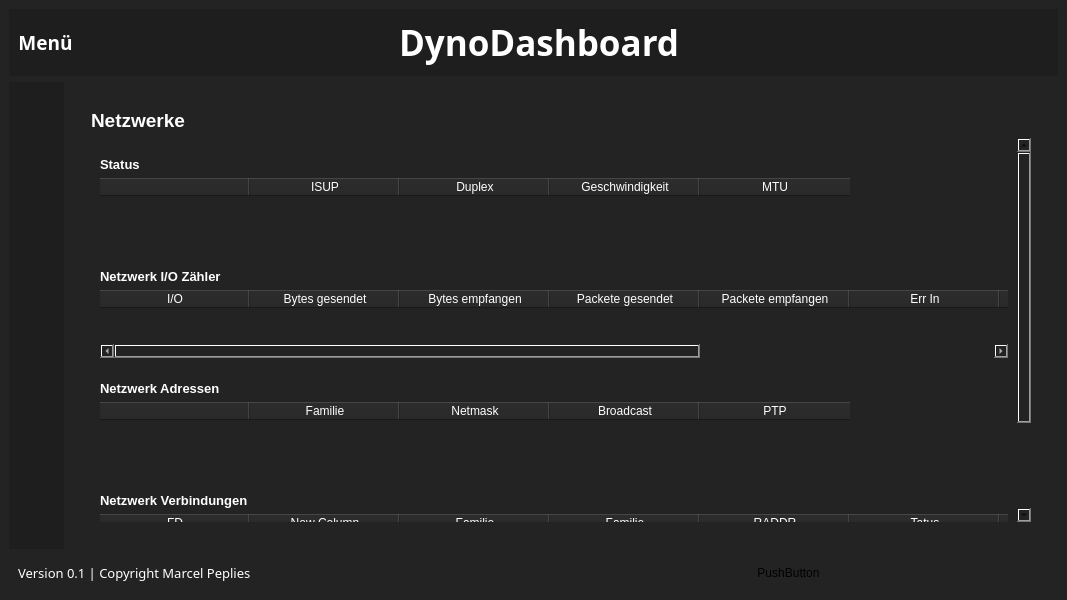
Marcen1603/dynoBoard, file ui/dynoDash.ui: the form before one commit.
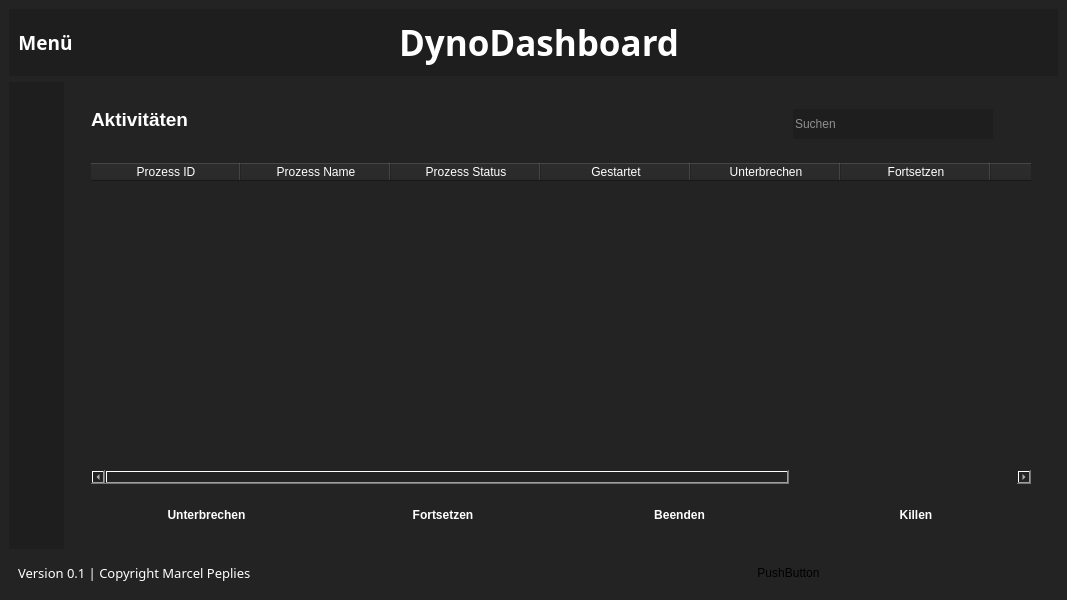
The form after the commit. The open tabs and pages were chosen to show the change. Icons and pictures are not drawn.

Commit message: - Neue Pages erstellt - Neue Funktionen zum laden von Variablen erstellt - readme.md für wichtige Befehle erstellt - Erster export als exe

```diff
--- a/ui/dynoDash.ui
+++ b/ui/dynoDash.ui
@@ -662,7 +662,7 @@
              <property name="geometry">
               <rect>
                <x>10</x>
-               <y>360</y>
+               <y>410</y>
                <width>34</width>
                <height>30</height>
               </rect>
@@ -732,6 +732,12 @@
          <layout class="QVBoxLayout" name="verticalLayout_3">
           <item>
            <widget class="QStackedWidget" name="stackedWidget">
+            <property name="minimumSize">
+             <size>
+              <width>0</width>
+              <height>0</height>
+             </size>
+            </property>
             <property name="currentIndex">
              <number>2</number>
             </property>
@@ -1334,7 +1340,7 @@
                   <number>9</number>
                  </property>
                  <item alignment="Qt::AlignTop">
-                  <widget class="QFrame" name="frame_10">
+                  <widget class="QFrame" name="frame_28">
                    <property name="frameShape">
                     <enum>QFrame::StyledPanel</enum>
                    </property>
@@ -1370,21 +1376,21 @@
                    <property name="frameShadow">
                     <enum>QFrame::Raised</enum>
                    </property>
-                   <layout class="QHBoxLayout" name="horizontalLayout_14">
+                   <layout class="QVBoxLayout" name="verticalLayout_25">
                     <property name="spacing">
-                     <number>6</number>
+                     <number>0</number>
                     </property>
                     <property name="leftMargin">
-                     <number>9</number>
+                     <number>0</number>
                     </property>
                     <property name="topMargin">
-                     <number>9</number>
+                     <number>0</number>
                     </property>
                     <property name="rightMargin">
-                     <number>9</number>
+                     <number>0</number>
                     </property>
                     <property name="bottomMargin">
-                     <number>9</number>
+                     <number>0</number>
                     </property>
                     <item>
                      <widget class="QLabel" name="label_30">
@@ -1939,9 +1945,9 @@
                     <property name="geometry">
                      <rect>
                       <x>0</x>
-                      <y>0</y>
+                      <y>-433</y>
                       <width>926</width>
-                      <height>507</height>
+                      <height>819</height>
                      </rect>
                     </property>
                     <layout class="QVBoxLayout" name="verticalLayout_15">
@@ -1969,6 +1975,21 @@
                         <enum>QFrame::Raised</enum>
                        </property>
                        <layout class="QVBoxLayout" name="verticalLayout_16">
+                        <property name="spacing">
+                         <number>0</number>
+                        </property>
+                        <property name="leftMargin">
+                         <number>0</number>
+                        </property>
+                        <property name="topMargin">
+                         <number>0</number>
+                        </property>
+                        <property name="rightMargin">
+                         <number>0</number>
+                        </property>
+                        <property name="bottomMargin">
+                         <number>20</number>
+                        </property>
                         <item>
                          <widget class="QLabel" name="label_46">
                           <property name="font">
@@ -1987,12 +2008,21 @@
                          </widget>
                         </item>
                         <item>
-                         <widget class="QTableWidget" name="tableWidget_3">
+                         <widget class="QTableWidget" name="net_stats_tableWidget">
+                          <property name="minimumSize">
+                           <size>
+                            <width>0</width>
+                            <height>150</height>
+                           </size>
+                          </property>
                           <property name="styleSheet">
                            <string notr="true">color: rgb(255, 255, 255);</string>
                           </property>
+                          <property name="midLineWidth">
+                           <number>-3</number>
+                          </property>
                           <attribute name="horizontalHeaderDefaultSectionSize">
-                           <number>150</number>
+                           <number>200</number>
                           </attribute>
                           <column>
                            <property name="text">
@@ -2033,6 +2063,21 @@
                         <enum>QFrame::Raised</enum>
                        </property>
                        <layout class="QVBoxLayout" name="verticalLayout_17">
+                        <property name="spacing">
+                         <number>0</number>
+                        </property>
+                        <property name="leftMargin">
+                         <number>0</number>
+                        </property>
+                        <property name="topMargin">
+                         <number>0</number>
+                        </property>
+                        <property name="rightMargin">
+                         <number>0</number>
+                        </property>
+                        <property name="bottomMargin">
+                         <number>20</number>
+                        </property>
                         <item>
                          <widget class="QLabel" name="label_47">
                           <property name="font">
@@ -2051,12 +2096,18 @@
                          </widget>
                         </item>
                         <item>
-                         <widget class="QTableWidget" name="tableWidget_4">
+                         <widget class="QTableWidget" name="net_io_tableWidget">
+                          <property name="minimumSize">
+                           <size>
+                            <width>0</width>
+                            <height>150</height>
+                           </size>
+                          </property>
                           <property name="styleSheet">
                            <string notr="true">color: rgb(255, 255, 255);</string>
                           </property>
                           <attribute name="horizontalHeaderDefaultSectionSize">
-                           <number>150</number>
+                           <number>200</number>
                           </attribute>
                           <column>
                            <property name="text">
@@ -2117,6 +2168,21 @@
                         <enum>QFrame::Raised</enum>
                        </property>
                        <layout class="QVBoxLayout" name="verticalLayout_18">
+                        <property name="spacing">
+                         <number>0</number>
+                        </property>
+                        <property name="leftMargin">
+                         <number>0</number>
+                        </property>
+                        <property name="topMargin">
+                         <number>0</number>
+                        </property>
+                        <property name="rightMargin">
+                         <number>0</number>
+                        </property>
+                        <property name="bottomMargin">
+                         <number>20</number>
+                        </property>
                         <item>
                          <widget class="QLabel" name="label_48">
                           <property name="font">
@@ -2135,12 +2201,18 @@
                          </widget>
                         </item>
                         <item>
-                         <widget class="QTableWidget" name="tableWidget_5">
+                         <widget class="QTableWidget" name="net_addresses_tableWidget">
+                          <property name="minimumSize">
+                           <size>
+                            <width>0</width>
+                            <height>150</height>
+                           </size>
+                          </property>
                           <property name="styleSheet">
                            <string notr="true">color: rgb(255, 255, 255);</string>
                           </property>
                           <attribute name="horizontalHeaderDefaultSectionSize">
-                           <number>150</number>
+                           <number>200</number>
                           </attribute>
                           <column>
                            <property name="text">
@@ -2181,6 +2253,21 @@
                         <enum>QFrame::Raised</enum>
                        </property>
                        <layout class="QVBoxLayout" name="verticalLayout_19">
+                        <property name="spacing">
+                         <number>0</number>
+                        </property>
+                        <property name="leftMargin">
+                         <number>0</number>
+                        </property>
+                        <property name="topMargin">
+                         <number>0</number>
+                        </property>
+                        <property name="rightMargin">
+                         <number>0</number>
+                        </property>
+                        <property name="bottomMargin">
+                         <number>20</number>
+                        </property>
                         <item>
                          <widget class="QLabel" name="label_49">
                           <property name="font">
@@ -2199,12 +2286,18 @@
                          </widget>
                         </item>
                         <item>
-                         <widget class="QTableWidget" name="tableWidget_6">
+                         <widget class="QTableWidget" name="net_connections_tableWidget">
+                          <property name="minimumSize">
+                           <size>
+                            <width>0</width>
+                            <height>150</height>
+                           </size>
+                          </property>
                           <property name="styleSheet">
                            <string notr="true">color: rgb(255, 255, 255);</string>
                           </property>
                           <attribute name="horizontalHeaderDefaultSectionSize">
-                           <number>150</number>
+                           <number>200</number>
                           </attribute>
                           <column>
                            <property name="text">
@@ -2255,6 +2348,284 @@
               </item>
              </layout>
             </widget>
+            <widget class="QWidget" name="activity_page">
+             <layout class="QVBoxLayout" name="verticalLayout_27">
+              <item>
+               <widget class="QFrame" name="frame_10">
+                <property name="frameShape">
+                 <enum>QFrame::StyledPanel</enum>
+                </property>
+                <property name="frameShadow">
+                 <enum>QFrame::Raised</enum>
+                </property>
+                <layout class="QHBoxLayout" name="horizontalLayout_13">
+                 <property name="spacing">
+                  <number>0</number>
+                 </property>
+                 <property name="leftMargin">
+                  <number>0</number>
+                 </property>
+                 <property name="topMargin">
+                  <number>0</number>
+                 </property>
+                 <property name="rightMargin">
+                  <number>0</number>
+                 </property>
+                 <property name="bottomMargin">
+                  <number>0</number>
+                 </property>
+                 <item>
+                  <widget class="QFrame" name="frame_30">
+                   <property name="sizePolicy">
+                    <sizepolicy hsizetype="Expanding" vsizetype="Preferred">
+                     <horstretch>0</horstretch>
+                     <verstretch>0</verstretch>
+                    </sizepolicy>
+                   </property>
+                   <property name="frameShape">
+                    <enum>QFrame::StyledPanel</enum>
+                   </property>
+                   <property name="frameShadow">
+                    <enum>QFrame::Raised</enum>
+                   </property>
+                   <widget class="QLabel" name="label_16">
+                    <property name="geometry">
+                     <rect>
+                      <x>9</x>
+                      <y>9</y>
+                      <width>111</width>
+                      <height>21</height>
+                     </rect>
+                    </property>
+                    <property name="font">
+                     <font>
+                      <pointsize>14</pointsize>
+                      <weight>75</weight>
+                      <bold>true</bold>
+                     </font>
+                    </property>
+                    <property name="styleSheet">
+                     <string notr="true">color: rgb(255, 255, 255);</string>
+                    </property>
+                    <property name="text">
+                     <string>Aktivitäten</string>
+                    </property>
+                   </widget>
+                  </widget>
+                 </item>
+                 <item alignment="Qt::AlignRight">
+                  <widget class="QFrame" name="frame_31">
+                   <property name="sizePolicy">
+                    <sizepolicy hsizetype="Expanding" vsizetype="Preferred">
+                     <horstretch>0</horstretch>
+                     <verstretch>0</verstretch>
+                    </sizepolicy>
+                   </property>
+                   <property name="frameShape">
+                    <enum>QFrame::StyledPanel</enum>
+                   </property>
+                   <property name="frameShadow">
+                    <enum>QFrame::Raised</enum>
+                   </property>
+                   <layout class="QHBoxLayout" name="horizontalLayout_14">
+                    <item>
+                     <widget class="QLineEdit" name="activity_search">
+                      <property name="enabled">
+                       <bool>true</bool>
+                      </property>
+                      <property name="sizePolicy">
+                       <sizepolicy hsizetype="Minimum" vsizetype="Minimum">
+                        <horstretch>0</horstretch>
+                        <verstretch>0</verstretch>
+                       </sizepolicy>
+                      </property>
+                      <property name="minimumSize">
+                       <size>
+                        <width>200</width>
+                        <height>30</height>
+                       </size>
+                      </property>
+                      <property name="styleSheet">
+                       <string notr="true">background-color: rgb(30, 30, 30);
+color: rgb(255, 255, 255);</string>
+                      </property>
+                      <property name="placeholderText">
+                       <string>Suchen</string>
+                      </property>
+                     </widget>
+                    </item>
+                    <item>
+                     <widget class="QPushButton" name="activity_search_button">
+                      <property name="sizePolicy">
+                       <sizepolicy hsizetype="Preferred" vsizetype="Preferred">
+                        <horstretch>0</horstretch>
+                        <verstretch>0</verstretch>
+                       </sizepolicy>
+                      </property>
+                      <property name="styleSheet">
+                       <string notr="true">color: rgb(255, 255, 255);</string>
+                      </property>
+                      <property name="text">
+                       <string/>
+                      </property>
+                      <property name="icon">
+                       <iconset resource="../images/ui_images.qrc">
+                        <normaloff>:/images/ui_images/search_white_36dp.svg</normaloff>:/images/ui_images/search_white_36dp.svg</iconset>
+                      </property>
+                      <property name="iconSize">
+                       <size>
+                        <width>26</width>
+                        <height>26</height>
+                       </size>
+                      </property>
+                     </widget>
+                    </item>
+                   </layout>
+                  </widget>
+                 </item>
+                </layout>
+               </widget>
+              </item>
+              <item>
+               <widget class="QFrame" name="frame_32">
+                <property name="frameShape">
+                 <enum>QFrame::StyledPanel</enum>
+                </property>
+                <property name="frameShadow">
+                 <enum>QFrame::Raised</enum>
+                </property>
+                <layout class="QHBoxLayout" name="horizontalLayout_22">
+                 <item>
+                  <widget class="QTableWidget" name="activities_tableWidget">
+                   <property name="styleSheet">
+                    <string notr="true">color: rgb(255, 255, 255);</string>
+                   </property>
+                   <attribute name="horizontalHeaderDefaultSectionSize">
+                    <number>150</number>
+                   </attribute>
+                   <column>
+                    <property name="text">
+                     <string>Prozess ID</string>
+                    </property>
+                   </column>
+                   <column>
+                    <property name="text">
+                     <string>Prozess Name</string>
+                    </property>
+                   </column>
+                   <column>
+                    <property name="text">
+                     <string>Prozess Status</string>
+                    </property>
+                   </column>
+                   <column>
+                    <property name="text">
+                     <string>Gestartet</string>
+                    </property>
+                   </column>
+                   <column>
+                    <property name="text">
+                     <string>Unterbrechen</string>
+                    </property>
+                   </column>
+                   <column>
+                    <property name="text">
+                     <string>Fortsetzen</string>
+                    </property>
+                   </column>
+                   <column>
+                    <property name="text">
+                     <string>Beenden</string>
+                    </property>
+                   </column>
+                   <column>
+                    <property name="text">
+                     <string>Killen</string>
+                    </property>
+                   </column>
+                  </widget>
+                 </item>
+                </layout>
+               </widget>
+              </item>
+              <item>
+               <widget class="QFrame" name="frame_29">
+                <property name="frameShape">
+                 <enum>QFrame::StyledPanel</enum>
+                </property>
+                <property name="frameShadow">
+                 <enum>QFrame::Raised</enum>
+                </property>
+                <layout class="QHBoxLayout" name="horizontalLayout_21">
+                 <item>
+                  <widget class="QPushButton" name="pushButton_3">
+                   <property name="font">
+                    <font>
+                     <weight>75</weight>
+                     <bold>true</bold>
+                    </font>
+                   </property>
+                   <property name="styleSheet">
+                    <string notr="true">color: rgb(255, 255, 255);</string>
+                   </property>
+                   <property name="text">
+                    <string>Unterbrechen</string>
+                   </property>
+                  </widget>
+                 </item>
+                 <item>
+                  <widget class="QPushButton" name="pushButton_4">
+                   <property name="font">
+                    <font>
+                     <weight>75</weight>
+                     <bold>true</bold>
+                    </font>
+                   </property>
+                   <property name="styleSheet">
+                    <string notr="true">color: rgb(255, 255, 255);</string>
+                   </property>
+                   <property name="text">
+                    <string>Fortsetzen</string>
+                   </property>
+                  </widget>
+                 </item>
+                 <item>
+                  <widget class="QPushButton" name="pushButton_5">
+                   <property name="font">
+                    <font>
+                     <weight>75</weight>
+                     <bold>true</bold>
+                    </font>
+                   </property>
+                   <property name="styleSheet">
+                    <string notr="true">color: rgb(255, 255, 255);</string>
+                   </property>
+                   <property name="text">
+                    <string>Beenden</string>
+                   </property>
+                  </widget>
+                 </item>
+                 <item>
+                  <widget class="QPushButton" name="pushButton_6">
+                   <property name="font">
+                    <font>
+                     <weight>75</weight>
+                     <bold>true</bold>
+                    </font>
+                   </property>
+                   <property name="styleSheet">
+                    <string notr="true">color: rgb(255, 255, 255);</string>
+                   </property>
+                   <property name="text">
+                    <string>Killen</string>
+                   </property>
+                  </widget>
+                 </item>
+                </layout>
+               </widget>
+              </item>
+             </layout>
+            </widget>
             <widget class="QWidget" name="settings_page"/>
            </widget>
           </item>
```
Left out of the diff: 312 changed lines with no effect on the pictures. The commit also changes 1015 other files.
